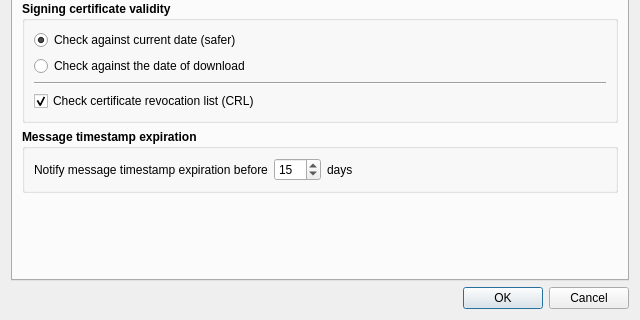
Before: the Qt Designer form src/gui/ui/dlg_preferences.ui in psakar/datovka, drawn with Qt 5; both pictures show x 0 to 640 and y 200 to 520 of the 640 by 520 pixel window.
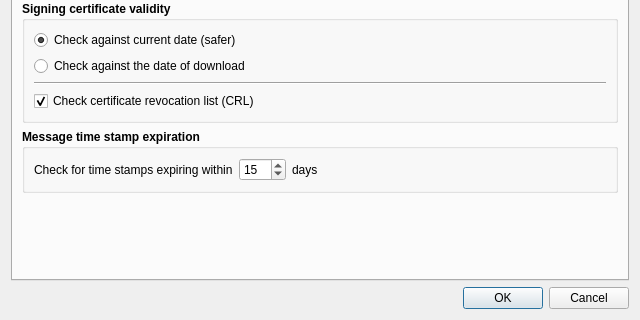
After: the same form once the commit is applied. The open tabs and pages were chosen to show the change. Icons and pictures are not drawn.

Commit message: Modification in password expiration dialogues.

What changed in the file:
```diff
--- a/src/gui/ui/dlg_preferences.ui
+++ b/src/gui/ui/dlg_preferences.ui
@@ -545,7 +545,7 @@
 will be included to the notification about timestamp expiration.</string>
          </property>
          <property name="title">
-          <string>Message timestamp expiration</string>
+          <string>Message time stamp expiration</string>
          </property>
          <layout class="QHBoxLayout" name="horizontalLayout_12">
           <item>
@@ -557,7 +557,7 @@
              </font>
             </property>
             <property name="text">
-             <string>Notify message timestamp expiration before</string>
+             <string>Check for time stamps expiring within</string>
             </property>
            </widget>
           </item>
```
Left out of the diff: 4 changed lines with no effect on the pictures. The commit also changes 4 other files.
